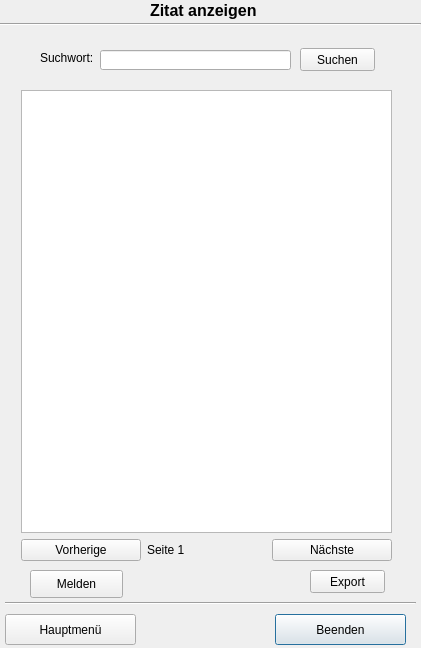
Old version of the form ZitatErfassung/frmzitatanzeigen.ui in the repository TrialAnd404/MyRepo.
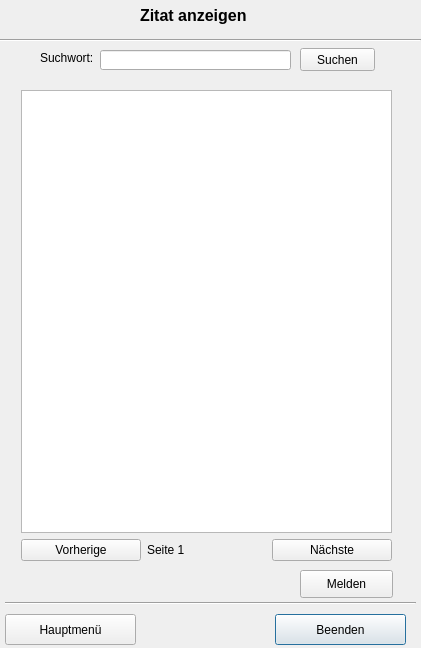
New version of the form.

```diff
--- a/ZitatErfassung/frmzitatanzeigen.ui
+++ b/ZitatErfassung/frmzitatanzeigen.ui
@@ -29,10 +29,10 @@
   <widget class="QLabel" name="label_5">
    <property name="geometry">
     <rect>
-     <x>150</x>
+     <x>140</x>
      <y>0</y>
-     <width>141</width>
-     <height>21</height>
+     <width>161</width>
+     <height>31</height>
     </rect>
    </property>
    <property name="text">
@@ -43,7 +43,7 @@
    <property name="geometry">
     <rect>
      <x>0</x>
-     <y>14</y>
+     <y>30</y>
      <width>421</width>
      <height>21</height>
     </rect>
@@ -114,19 +114,6 @@
     <string>Suchen</string>
    </property>
   </widget>
-  <widget class="QPushButton" name="pbExport">
-   <property name="geometry">
-    <rect>
-     <x>310</x>
-     <y>570</y>
-     <width>75</width>
-     <height>23</height>
-    </rect>
-   </property>
-   <property name="text">
-    <string>Export</string>
-   </property>
-  </widget>
   <widget class="QWidget" name="layoutWidget">
    <property name="geometry">
     <rect>
@@ -169,7 +156,7 @@
   <widget class="QPushButton" name="btnMelden">
    <property name="geometry">
     <rect>
-     <x>30</x>
+     <x>300</x>
      <y>570</y>
      <width>93</width>
      <height>28</height>
```
